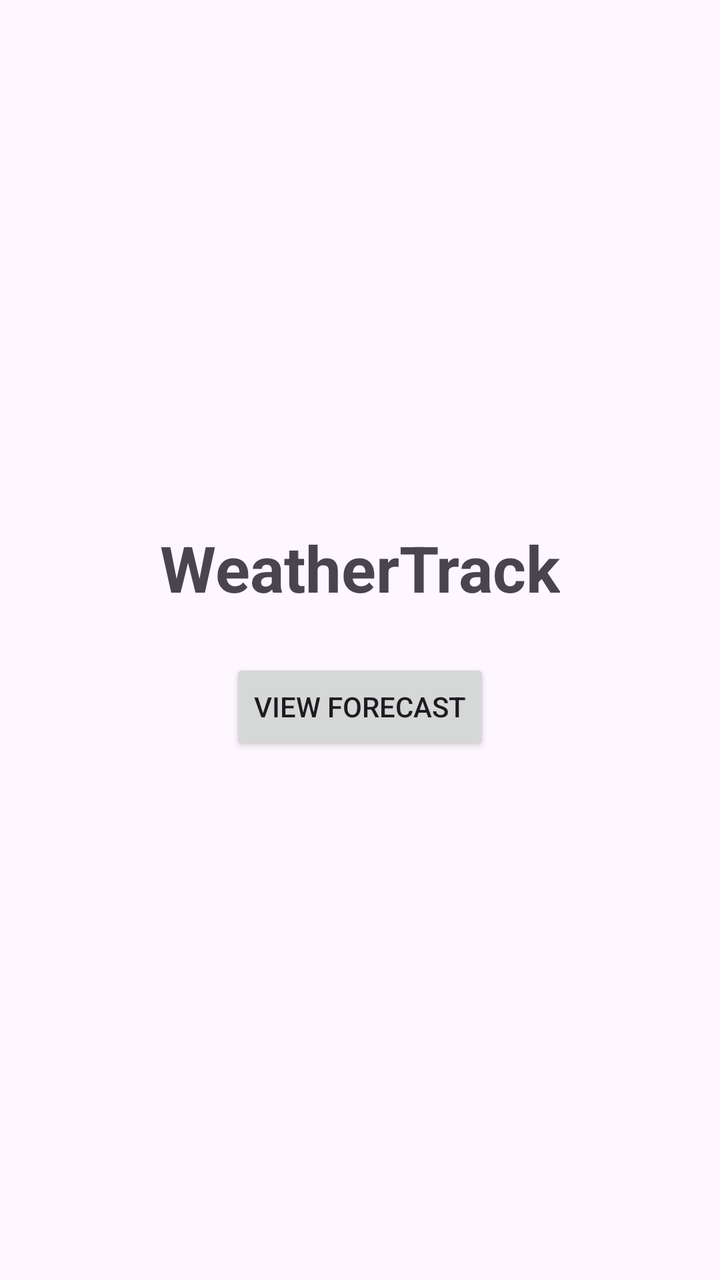
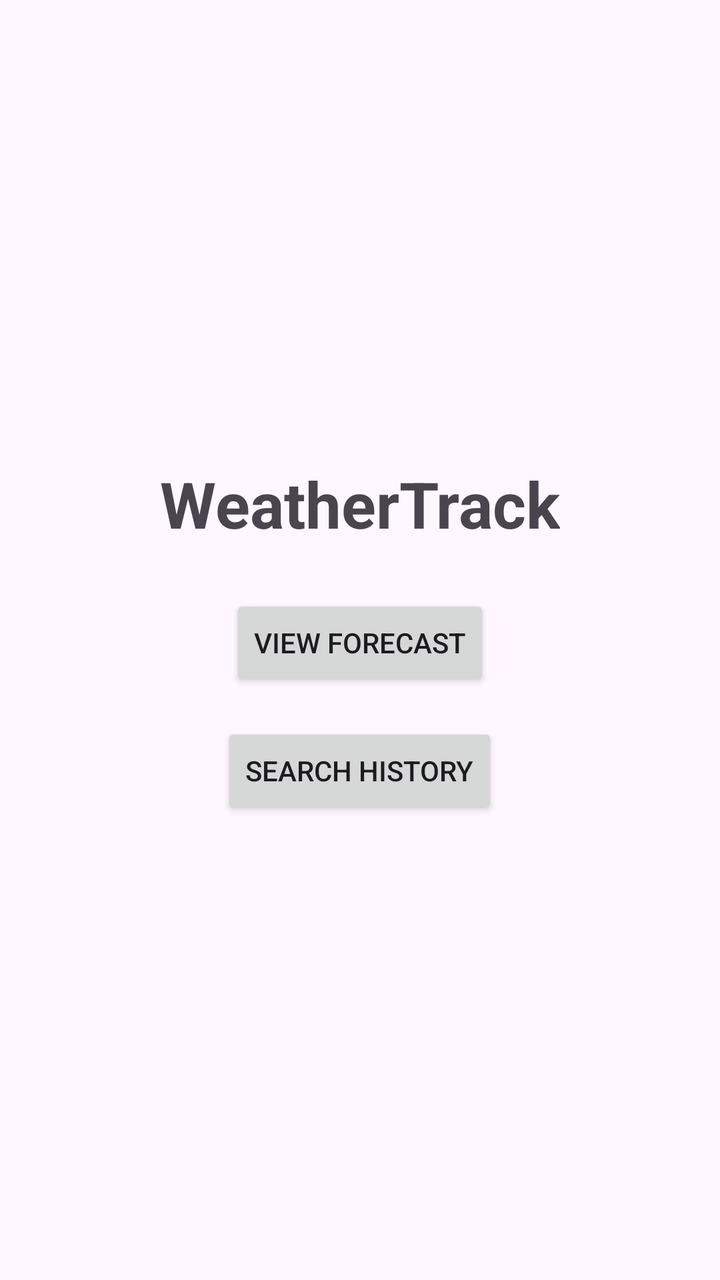

The first picture is an Android layout as it rendered before a commit; the second is the same layout after the commit. The layout source and the unified diff follow.
<!-- AndroidManifest.xml: application theme Theme.WeatherTrack -->
<!-- res/layout/fragment_home.xml -->
<?xml version="1.0" encoding="utf-8"?>
<LinearLayout xmlns:android="http://schemas.android.com/apk/res/android"
    android:layout_width="match_parent"
    android:layout_height="match_parent"
    android:orientation="vertical"
    android:gravity="center"
    android:padding="24dp">

    <TextView
        android:layout_width="wrap_content"
        android:layout_height="wrap_content"
        android:text="@string/app_name"
        android:textSize="32sp"
        android:textStyle="bold" />
    <Button
        android:id="@+id/buttonForecast"
        android:layout_width="wrap_content"
        android:layout_height="wrap_content"
        android:layout_marginTop="24dp"
        android:text="@string/view_forecast" />

</LinearLayout>
<!-- resources referenced by this layout -->
<resources>
  <string name="app_name">WeatherTrack</string>
  <string name="view_forecast">View forecast</string>
  <style name="Theme.WeatherTrack" parent="Base.Theme.WeatherTrack" />
  <style name="Base.Theme.WeatherTrack" parent="Theme.Material3.DayNight.NoActionBar">
          
          
      </style>
</resources>

<!-- the commit's change to res/layout/fragment_home.xml (unified diff, before → after) -->
@@ -18,5 +18,11 @@
         android:layout_height="wrap_content"
         android:layout_marginTop="24dp"
         android:text="@string/view_forecast" />
+    <Button
+        android:id="@+id/buttonHistory"
+        android:layout_width="wrap_content"
+        android:layout_height="wrap_content"
+        android:layout_marginTop="16dp"
+        android:text="@string/history_title" />
 
 </LinearLayout>
<!-- resource entries referenced after the edit -->
@@ -1,6 +1,7 @@
 <!-- resources referenced by this layout -->
 <resources>
   <string name="app_name">WeatherTrack</string>
+  <string name="history_title">Search history</string>
   <string name="view_forecast">View forecast</string>
   <style name="Theme.WeatherTrack" parent="Base.Theme.WeatherTrack" />
   <style name="Base.Theme.WeatherTrack" parent="Theme.Material3.DayNight.NoActionBar">
